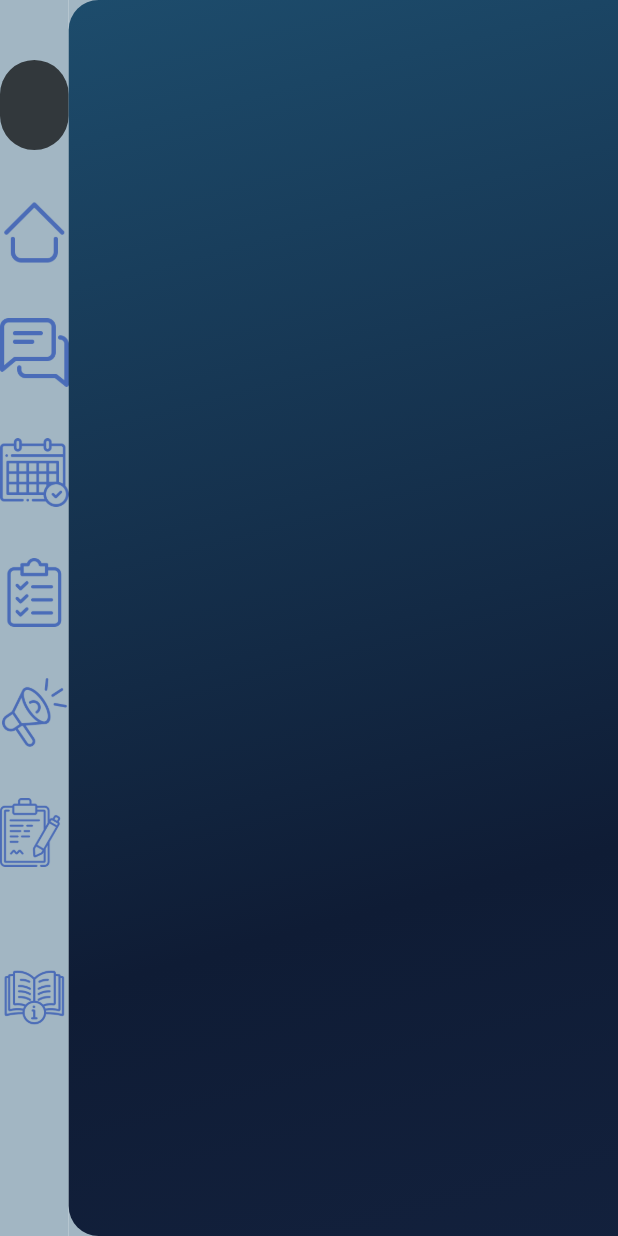
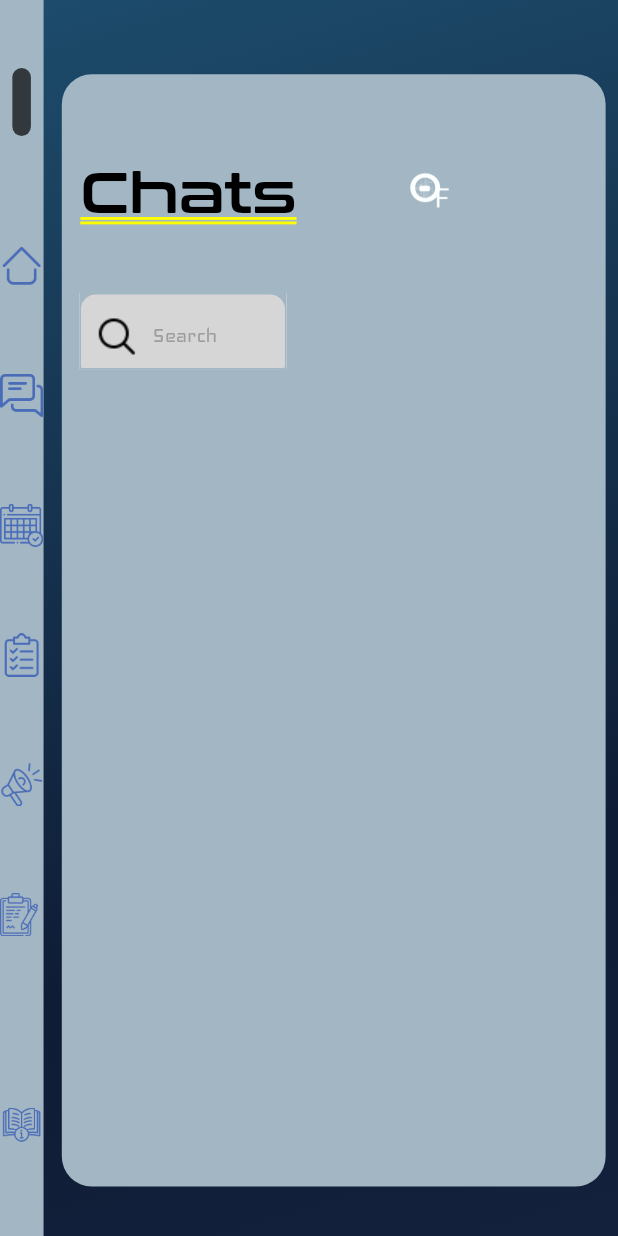
Before and after one commit to orderlyFlow/OrderlyFlow, a Flutter app: the screen it shows after launch, on a phone screen of 412 x 824 dp. Run offline on Flutter 3.47's test engine with Material 2 defaults, Android fonts, the phone set to English and light mode, and no system bars; our stand-ins replace auto_size_text, flutter_spinkit, loading_animation_widget, page_transition; missing offline and left inert: mongo_dart.

Commit message:
ADD: responsive chatPage and sideBar

```diff
--- a/orderlyflow/lib/Database/constant.dart
+++ b/orderlyflow/lib/Database/constant.dart
@@ -1,2 +1,3 @@
-mongoDB_URL = "";
-collectionName = "";
+const mongoDB_URL =
+    "mongodb+srv://admin:123@cluster0.xwr1mmr.mongodb.net/?retryWrites=true&w=majority";
+const collectionName = "Col1";
--- a/orderlyflow/lib/Database/db.dart
+++ b/orderlyflow/lib/Database/db.dart
@@ -8,10 +8,10 @@ import 'dart:developer';
 class MongoDB {
   static connect() async {
     var db = await Db.create(mongoDB_URL);
-    await db.open(secure: true);
+    await db.open();
     inspect(db);
     var status = db.serverStatus();
     print(status);
-    var colection = db.collection(collectionName);
+    var collection = db.collection(collectionName);
   }
 }
--- a/orderlyflow/lib/chatPage.dart
+++ b/orderlyflow/lib/chatPage.dart
@@ -1,6 +1,9 @@
 import 'package:flutter/material.dart';
 import 'package:orderlyflow/palette.dart';
 import 'package:orderlyflow/custom_widgets/searchBar.dart';
+
+import 'custom_widgets/BlueBg.dart';
+import 'mainPage widgets/side_bar.dart';
 
 class chatPage extends StatefulWidget {
   const chatPage({super.key});
@@ -13,23 +16,18 @@ class chatPage extends StatefulWidget {
 class chatPageState extends State<chatPage> {
   @override
   Widget build(BuildContext context) {
-    return Material(
-      child: Container(
-          decoration: const BoxDecoration(
-            gradient: LinearGradient(
-              begin: Alignment.topLeft,
-              end: Alignment(0.8, 2),
-              colors: <Color>[
-                Paletter.gradiant1,
-                //Paletter.gradiant2,
-                Paletter.gradiant3,
-                Paletter.mainBg,
-              ], // Gradient
-              tileMode: TileMode.clamp,
-            ),
-          ),
-          child: Container(
-              margin: const EdgeInsets.all(25.0),
+    double ScreenWidth = MediaQuery.of(context).size.width;
+    double ScreenHeight = MediaQuery.of(context).size.height;
+    return Stack(children: [
+      const BlueBg(),
+      Row(
+        children: [
+          SideBar(),
+          Container(
+              margin: EdgeInsets.fromLTRB(0.03 * ScreenWidth,
+                  0.02 * ScreenHeight, 0.02 * ScreenWidth, 0),
+              height: ScreenHeight * 0.90,
+              width: ScreenWidth * 0.88,
               decoration: BoxDecoration(
                 borderRadius: BorderRadius.circular(20),
                 color: Paletter.mainBgLight,
@@ -40,29 +38,50 @@ class chatPageState extends State<chatPage> {
                   children: [
                     Row(children: [
                       Container(
-                        margin: const EdgeInsets.fromLTRB(22, 22, 0, 2),
+                        margin: EdgeInsets.fromLTRB(
+                            0.03 * ScreenWidth,
+                            0.07 * ScreenHeight,
+                            0.18 * ScreenWidth,
+                            0.03 * ScreenHeight),
                         child: const Text(
                           'Chats',
                           textAlign: TextAlign.left,
                           style: TextStyle(
                               fontWeight: FontWeight.bold,
                               fontFamily: 'conthrax',
+                              color: Colors.black,
                               fontSize: 38),
                         ),
                       ),
-                      SizedBox(width: 268),
                       Container(
-                        margin: const EdgeInsets.fromLTRB(0, 40, 0, 0),
+                        margin:
+                            EdgeInsets.fromLTRB(0, ScreenHeight * 0.032, 0, 0),
                         child: Image.asset(
                           'assets/images/logo.png',
-                          width: 65,
-                          height: 65,
+                          width: ScreenWidth * 0.07,
+                          height: ScreenHeight * 0.07,
                           alignment: Alignment.center,
                         ),
                       )
                     ]),
-                    Container(child: SearchInput()),
-                  ]))),
-    );
+                    Container(
+                      margin: EdgeInsets.only(
+                          left: ScreenWidth * 0.026,
+                          top: ScreenHeight * 0.02,
+                          bottom: ScreenHeight * 0.05),
+                      height: ScreenHeight * 0.064,
+                      width: ScreenWidth * 0.34,
+                      decoration: BoxDecoration(
+                        color: Paletter.mainBgLight,
+                        border: Border.all(
+                          color: Paletter.mainBgLight,
+                        ),
+                      ),
+                      child: SearchInput(),
+                    ),
+                  ]))
+        ],
+      )
+    ]);
   }
 }
--- /dev/null
+++ b/orderlyflow/lib/custom_widgets/BlueBg.dart
@@ -0,0 +1,28 @@
+import 'package:flutter/material.dart';
+import 'package:orderlyflow/palette.dart';
+
+class BlueBg extends StatelessWidget {
+  const BlueBg({super.key});
+
+  @override
+  Widget build(BuildContext context) {
+    double ScreenWidth = MediaQuery.of(context).size.width;
+    double ScreenHeight = MediaQuery.of(context).size.height;
+    return Container(
+      padding: EdgeInsets.all(ScreenWidth * 0.10),
+      decoration: const BoxDecoration(
+        gradient: LinearGradient(
+          begin: Alignment.topLeft,
+          end: Alignment(0.8, 2),
+          colors: <Color>[
+            Paletter.gradiant1,
+            //Paletter.gradiant2,
+            Paletter.gradiant3,
+            Paletter.mainBg,
+          ], // Gradient
+          tileMode: TileMode.clamp,
+        ),
+      ),
+    );
+  }
+}
--- a/orderlyflow/lib/custom_widgets/searchBar.dart
+++ b/orderlyflow/lib/custom_widgets/searchBar.dart
@@ -1,5 +1,6 @@
 import 'package:flutter/material.dart';
 import 'package:orderlyflow/palette.dart';
+import 'package:auto_size_text/auto_size_text.dart';
 
 class SearchInput extends StatefulWidget {
   @override
@@ -10,19 +11,29 @@ class SearchInput extends StatefulWidget {
 class _SearchInputState extends State<SearchInput> {
   @override
   Widget build(BuildContext context) {
-    return Container(
-      margin: EdgeInsets.only(top: 25, left: 25, right: 25),
-      width: 400,
+    double ScreenWidth = MediaQuery.of(context).size.width;
+    double ScreenHeight = MediaQuery.of(context).size.height;
+    return Scaffold(
+      body: Container(
+        decoration: BoxDecoration(
+          color: Paletter.mainBgLight,
+          border: Border.all(
+            color: Paletter.mainBgLight,
+          ),
+        ),
+        child: SingleChildScrollView(
           child: Column(
+            mainAxisAlignment: MainAxisAlignment.center,
+            mainAxisSize: MainAxisSize.max,
             children: [
               Row(children: [
                 Flexible(
                   flex: 1,
                   child: TextField(
-                style: TextStyle(
+                    style: const TextStyle(
                       color: Colors.black87,
                       fontFamily: 'Iceland',
-                  fontSize: 20,
+                      fontSize: 16,
                     ),
                     cursorColor: Paletter.mainBg,
                     decoration: InputDecoration(
@@ -32,20 +43,24 @@ class _SearchInputState extends State<SearchInput> {
                             borderRadius: BorderRadius.circular(10),
                             borderSide: BorderSide.none),
                         hintText: 'Search',
-                    hintStyle: TextStyle(
+                        hintStyle: const TextStyle(
                             color: Colors.grey,
-                        fontSize: 20,
+                            fontSize: 16,
                             fontFamily: 'Iceland'),
                         prefixIcon: Container(
-                      padding: EdgeInsets.all(15),
-                      child: Image.asset('assets/images/search.png'),
-                      width: 18,
+                          width: ScreenWidth / 50 * 0.00001,
+                          height: ScreenHeight / 50 * 0.00001,
+                          child: Image.asset('assets/images/search.png',
+                              alignment: Alignment.center,
+                              fit: BoxFit.scaleDown),
                         )),
                   ),
                 ),
               ])
             ],
           ),
+        ),
+      ),
     );
   }
 }
--- a/orderlyflow/lib/main.dart
+++ b/orderlyflow/lib/main.dart
@@ -11,12 +11,12 @@ import 'package:orderlyflow/main_page.dart';
 
 Future<void> main() async {
   WidgetsFlutterBinding.ensureInitialized();
-  await MongoDB.connect();
+  //await MongoDB.connect();
   runApp(MaterialApp(
     debugShowCheckedModeBanner: false,
     initialRoute: '/',
     routes: {
-      '/': (context) => mainPage(),
+      '/': (context) => chatPage(),
     },
   ));
 }
--- a/orderlyflow/lib/mainPage widgets/dashboard/dashboard.dart
+++ b/orderlyflow/lib/mainPage widgets/dashboard/dashboard.dart
@@ -15,7 +15,7 @@ class _DashboardState extends State<Dashboard> {
   Widget build(BuildContext context) {
     return Container(
       padding: EdgeInsets.all(10),
-      decoration: BoxDecoration(
+      decoration: const BoxDecoration(
           gradient: LinearGradient(
             begin: Alignment.topLeft,
             end: Alignment(0.8, 2),
@@ -28,10 +28,7 @@ class _DashboardState extends State<Dashboard> {
             tileMode: TileMode.clamp,
           ),
           borderRadius: BorderRadius.only(
-              topLeft: Radius.circular(20),
-              bottomLeft: Radius.circular(20)
-            )
-      ),
+              topLeft: Radius.circular(20), bottomLeft: Radius.circular(20))),
     );
   }
 }
--- a/orderlyflow/lib/mainPage widgets/side_bar.dart
+++ b/orderlyflow/lib/mainPage widgets/side_bar.dart
@@ -26,23 +26,29 @@ class _SideBarState extends State<SideBar> {
 
   @override
   Widget build(BuildContext context) {
+    double ScreenWidth = MediaQuery.of(context).size.width;
+    double ScreenHeight = MediaQuery.of(context).size.height;
     return Drawer(
+        width: ScreenWidth * 0.07,
         elevation: 0,
+        child: SingleChildScrollView(
           child: Container(
+            height: ScreenHeight,
             color: Paletter.mainBgLight,
-        child: Column(crossAxisAlignment: CrossAxisAlignment.start, children: [
+            child:
+                Column(crossAxisAlignment: CrossAxisAlignment.start, children: [
               Center(
                 child: Container(
-              margin: const EdgeInsets.fromLTRB(0, 40, 0, 0),
-              height: 60,
-              width: 60,
+                  margin: EdgeInsets.fromLTRB(0, ScreenHeight * 0.055, 0, 0),
+                  height: ScreenHeight * 0.055,
+                  width: ScreenWidth * 0.03,
                   decoration: BoxDecoration(
                       color: const Color.fromRGBO(0, 0, 0, 0.69),
                       borderRadius: BorderRadius.circular(80)),
                 ),
               ),
-          const SizedBox(
-            height: 30,
+              SizedBox(
+                height: ScreenHeight * 0.07,
               ),
               Center(
                 child: InkWell(
@@ -52,9 +58,8 @@ class _SideBarState extends State<SideBar> {
                       _isHoveredHome
                           ? 'assets/images/homeHover.png'
                           : 'assets/images/home.png',
-                height: 50,
-                width: 50,
-              ),
+                      height: ScreenHeight * 0.07,
+                      width: ScreenWidth * 0.08),
                   onTap: () {
                     Navigator.push(
                         context,
@@ -66,43 +71,43 @@ class _SideBarState extends State<SideBar> {
                   },
                 ),
               ),
-          const SizedBox(
-            height: 30,
+              SizedBox(
+                height: ScreenHeight * 0.035,
               ),
               Center(
                 child: InkWell(
-              onHover: (isHovered) => setState(() => _isHoveredChat = isHovered),
+                  onHover: (isHovered) =>
+                      setState(() => _isHoveredChat = isHovered),
                   child: Image.asset(
                       _isHoveredChat
                           ? 'assets/images/chatHover.png'
                           : 'assets/images/chat.png',
-                height: 50,
-                width: 50,
-              ),
+                      height: ScreenHeight * 0.07,
+                      width: ScreenWidth * 0.08),
                   onTap: () {
                     Navigator.push(
                         context,
                         PageTransition(
                             childCurrent: const chatPage(),
-                        child: mainPage(),
+                            child: const chatPage(),
                             type: PageTransitionType.theme,
                             duration: const Duration(seconds: 2)));
                   },
                 ),
               ),
-          const SizedBox(
-            height: 30,
+              SizedBox(
+                height: ScreenHeight * 0.035,
               ),
               Center(
                   child: InkWell(
-              onHover: (isHovered) => setState(() => _isHoveredCalendar = isHovered),
+                onHover: (isHovered) =>
+                    setState(() => _isHoveredCalendar = isHovered),
                 child: Image.asset(
                     _isHoveredCalendar
                         ? 'assets/images/calendarHover.png'
                         : 'assets/images/calendar.png',
-                height: 50,
-                width: 50,
-              ),
+                    height: ScreenHeight * 0.07,
+                    width: ScreenWidth * 0.08),
                 onTap: () {
                   Navigator.push(
                       context,
@@ -112,18 +117,90 @@ class _SideBarState extends State<SideBar> {
                           type: PageTransitionType.theme,
                           duration: const Duration(seconds: 2)));
                 },
-            )
+              )),
+              SizedBox(
+                height: ScreenHeight * 0.035,
               ),
-          const SizedBox(height: 30,),
               Center(
                   child: InkWell(
-              onHover: (isHovered) => setState(() => _isHoveredTask = isHovered),
+                onHover: (isHovered) =>
+                    setState(() => _isHoveredTask = isHovered),
                 child: Image.asset(
                     _isHoveredTask
                         ? 'assets/images/tasksHover.png'
                         : 'assets/images/tasks.png',
-                height: 50,
-                width: 50,
+                    height: ScreenHeight * 0.07,
+                    width: ScreenWidth * 0.08),
+                onTap: () {
+                  Navigator.push(
+                      context,
+                      PageTransition(
+                          childCurrent: const myTasks(),
+                          child: mainPage(),
+                          type: PageTransitionType.theme,
+                          duration: const Duration(seconds: 2)));
+                },
+              )),
+              SizedBox(
+                height: ScreenHeight * 0.035,
+              ),
+              Center(
+                  child: InkWell(
+                onHover: (isHovered) =>
+                    setState(() => _isHoveredAnnoucement = isHovered),
+                child: Image.asset(
+                    _isHoveredAnnoucement
+                        ? 'assets/images/announcementHover.png'
+                        : 'assets/images/announcement.png',
+                    height: ScreenHeight * 0.07,
+                    width: ScreenWidth * 0.08),
+                onTap: () {
+                  Navigator.push(
+                      context,
+                      PageTransition(
+                          childCurrent: const theAnnoucement(),
+                          child: mainPage(),
+                          type: PageTransitionType.theme,
+                          duration: const Duration(seconds: 2)));
+                },
+              )),
+              SizedBox(
+                height: ScreenHeight * 0.035,
+              ),
+              Center(
+                  child: InkWell(
+                onHover: (isHovered) =>
+                    setState(() => _isHoveredRequests = isHovered),
+                child: Image.asset(
+                  _isHoveredRequests
+                      ? 'assets/images/requestsHover.png'
+                      : 'assets/images/requests.png',
+                  height: ScreenHeight * 0.07,
+                  width: ScreenWidth * 0.08,
+                ),
+                onTap: () {
+                  Navigator.push(
+                      context,
+                      PageTransition(
+                          childCurrent: const requests(),
+                          child: mainPage(),
+                          type: PageTransitionType.theme,
+                          duration: const Duration(seconds: 2)));
+                },
+              )),
+              SizedBox(
+                height: ScreenHeight * 0.1,
+              ),
+              Center(
+                  child: InkWell(
+                onHover: (isHovered) =>
+                    setState(() => _isHoveredManual = isHovered),
+                child: Image.asset(
+                  _isHoveredManual
+                      ? 'assets/images/helpHover.png'
+                      : 'assets/images/help.png',
+                  height: ScreenHeight * 0.07,
+                  width: ScreenWidth * 0.08,
                 ),
                 onTap: () {
                   Navigator.push(
@@ -134,77 +211,9 @@ class _SideBarState extends State<SideBar> {
                           type: PageTransitionType.theme,
                           duration: const Duration(seconds: 2)));
                 },
-            )
-          ),
-          const SizedBox(height: 30,),
-           Center(
-            child: InkWell(
-              onHover: (isHovered) => setState(() => _isHoveredAnnoucement = isHovered),
-              child: Image.asset(
-                _isHoveredAnnoucement
-                    ? 'assets/images/announcementHover.png'
-                    : 'assets/images/announcement.png',
-                height: 50,
-                width: 50,
-              ),
-              onTap: () {
-                Navigator.push(
-                    context,
-                    PageTransition(
-                        childCurrent: const theAnnoucement(),
-                        child: mainPage(),
-                        type: PageTransitionType.theme,
-                        duration: const Duration(seconds: 2)));
-              },
-            )
-          ),
-              const SizedBox(height: 30,),
-           Center(
-            child: InkWell(
-              onHover: (isHovered) => setState(() => _isHoveredRequests = isHovered),
-              child: Image.asset(
-                _isHoveredRequests
-                    ? 'assets/images/requestsHover.png'
-                    : 'assets/images/requests.png',
-                height: 50,
-                width: 50,
-              ),
-              onTap: () {
-                Navigator.push(
-                    context,
-                    PageTransition(
-                        childCurrent: const requests(),
-                        child: mainPage(),
-                        type: PageTransitionType.theme,
-                        duration: const Duration(seconds: 2)));
-              },
-            )
-          ),
-          const SizedBox(height: 60,),
-           Center(
-            child: InkWell(
-              onHover: (isHovered) => setState(() => _isHoveredManual = isHovered),
-              child: Image.asset(
-                _isHoveredManual
-                    ? 'assets/images/helpHover.png'
-                    : 'assets/images/help.png',
-                height: 50,
-                width: 50,
-              ),
-              onTap: () {
-                Navigator.push(
-                    context,
-                    PageTransition(
-                        childCurrent: const myTasks(),
-                        child: mainPage(),
-                        type: PageTransitionType.theme,
-                        duration: const Duration(seconds: 2)));
-              },
-            )
-          ),
-
+              )),
             ]),
           ),
-    );
+        ));
   }
 }
--- a/orderlyflow/pubspec.yaml
+++ b/orderlyflow/pubspec.yaml
@@ -33,10 +33,10 @@ dependencies:
   flutter_spinkit: ^5.1.0
   cupertino_icons: ^1.0.2
   loading_animation_widget: ^1.2.0+4
-  cupertino_icons: ^1.0.2
   mongo_dart: ^0.8.2
   crypto: ^3.0.0
   page_transition: ^2.0.9
+  auto_size_text: ^3.0.0
 
 dev_dependencies:
   flutter_test:
```
Also changed, not shown: orderlyflow/pubspec.lock. Lines whose indentation alone changed are shown as unchanged.
